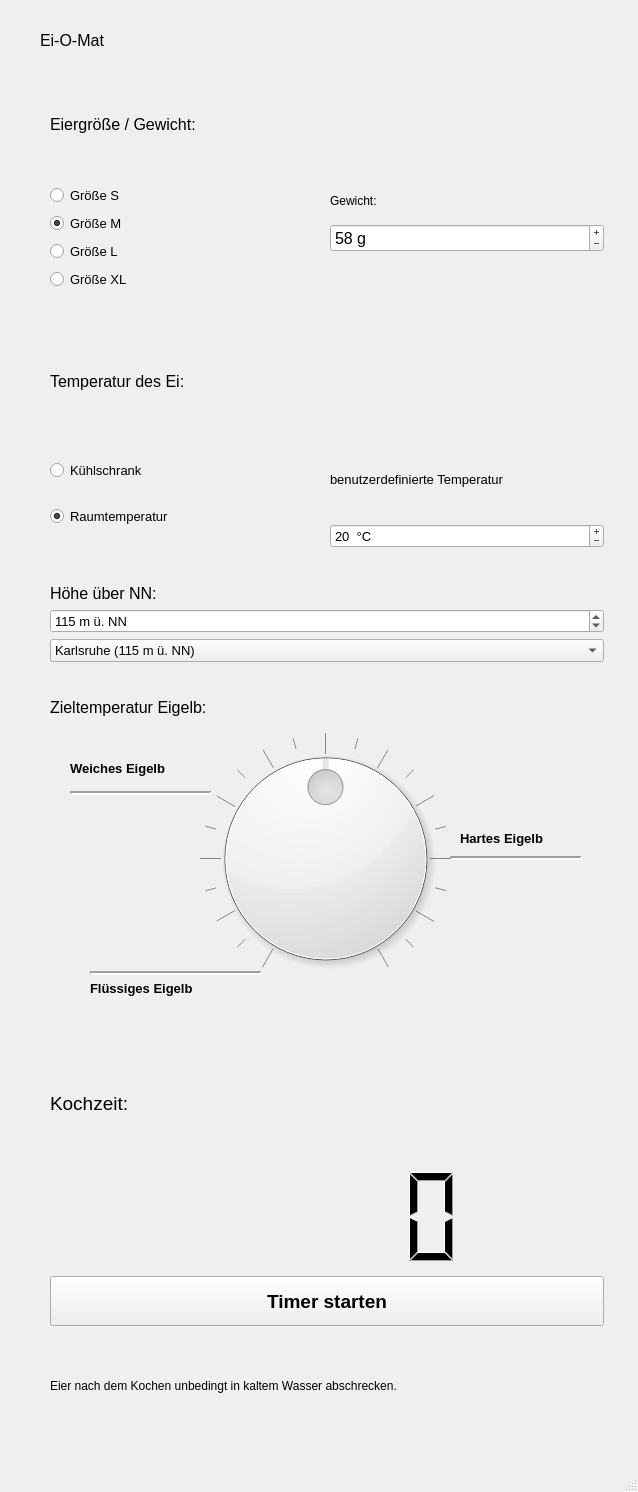
Before: the Qt Designer form ei-o-mat/eingabefenster.ui in kampfknoedel/ei-o-mat, drawn with Qt 5.
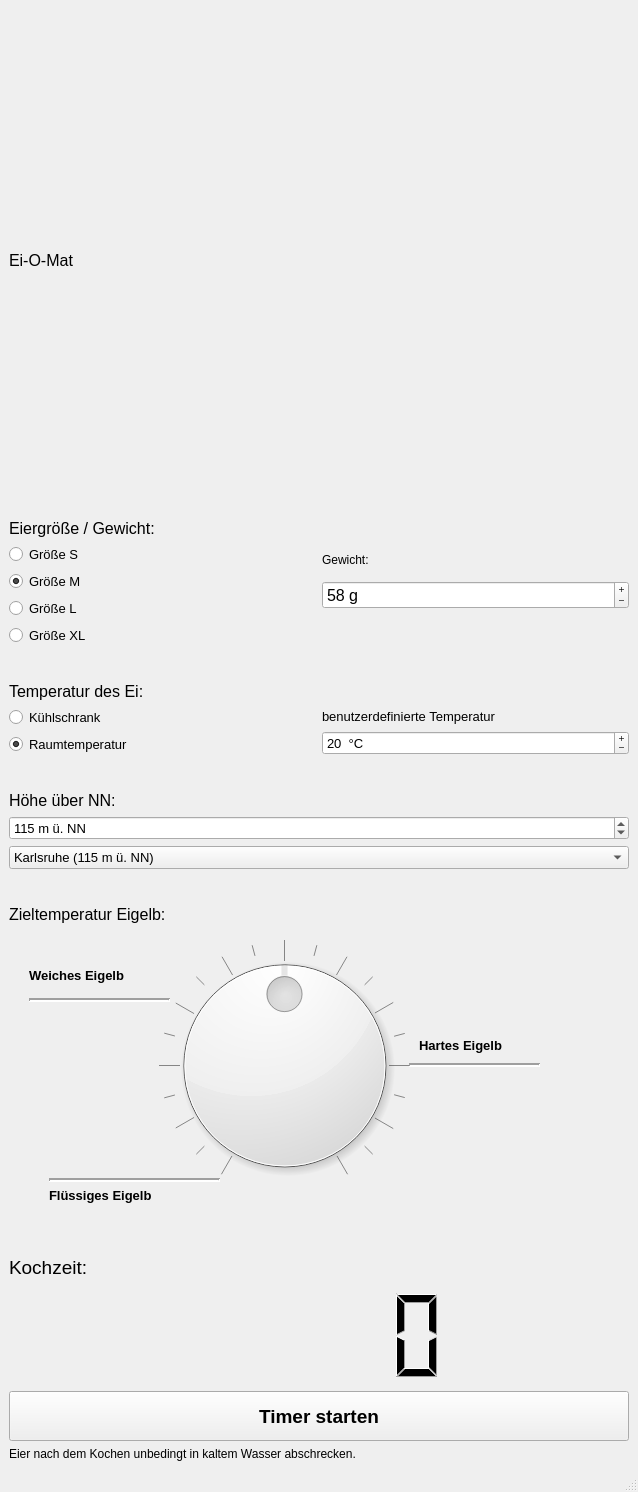
After: the same form once the commit is applied.

Commit message:
anpassung an fenster
...

```diff
--- a/ei-o-mat/eingabefenster.ui
+++ b/ei-o-mat/eingabefenster.ui
@@ -25,15 +25,9 @@
    <string>Eingabefenster</string>
   </property>
   <widget class="QWidget" name="centralwidget">
+   <layout class="QGridLayout" name="gridLayout">
+    <item row="0" column="0">
    <widget class="QLabel" name="label">
-    <property name="geometry">
-     <rect>
-      <x>40</x>
-      <y>30</y>
-      <width>240</width>
-      <height>21</height>
-     </rect>
-    </property>
     <property name="lineWidth">
      <number>3</number>
     </property>
@@ -44,15 +38,8 @@
      <string>&lt;html&gt;&lt;head/&gt;&lt;body&gt;&lt;p&gt;&lt;span style=&quot; font-size:12pt;&quot;&gt;Ei-O-Mat&lt;/span&gt;&lt;/p&gt;&lt;/body&gt;&lt;/html&gt;</string>
     </property>
    </widget>
-   <widget class="QWidget" name="verticalLayoutWidget">
-    <property name="geometry">
-     <rect>
-      <x>50</x>
-      <y>70</y>
-      <width>554</width>
-      <height>1370</height>
-     </rect>
-    </property>
+    </item>
+    <item row="1" column="0">
     <layout class="QVBoxLayout" name="verticalLayout">
      <item>
       <widget class="QLabel" name="label_4">
@@ -691,7 +678,8 @@
       </widget>
      </item>
     </layout>
-   </widget>
+    </item>
+   </layout>
   </widget>
   <widget class="QMenuBar" name="menubar">
    <property name="geometry">
```
Left out of the diff: 4 changed lines with no effect on the pictures. Lines whose indentation alone changed are shown as unchanged.
